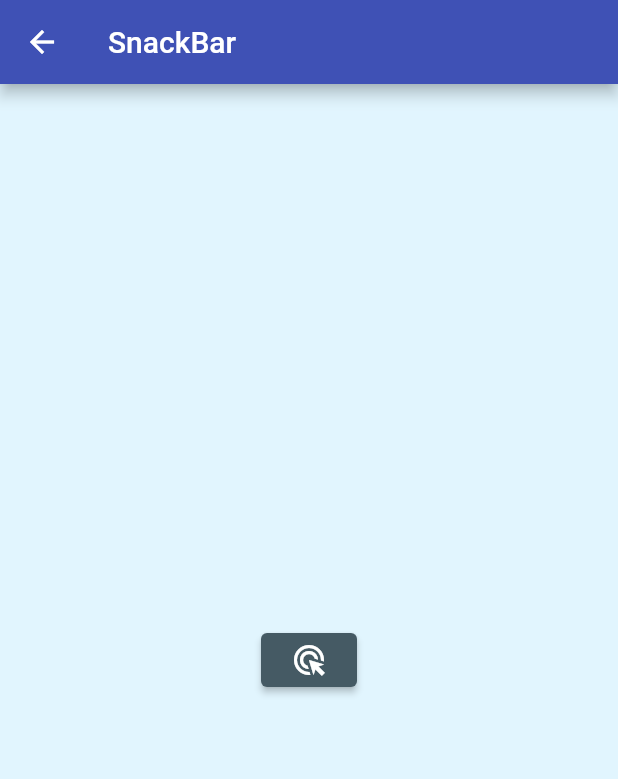
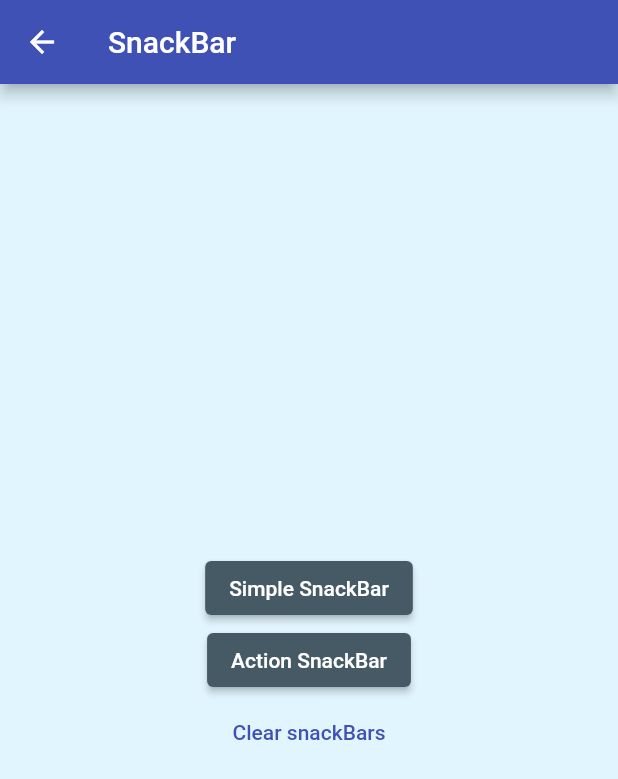
Before and after one commit to manuelzzz/flutter-first-project, a Flutter app: the SnackBarPage screen opened by its route, on a phone screen of 412 x 824 dp. Shown: the top 779 px of the screen. Run offline on Flutter 3.47's test engine with Material 2 defaults, Android fonts, the phone set to English and light mode, and no system bars; our stand-ins replace device_preview.

Commit message:
update in snackBar

```diff
--- a/lib/pages/snack_bar/snack_bar_page.dart
+++ b/lib/pages/snack_bar/snack_bar_page.dart
@@ -10,18 +10,42 @@ class SnackBarPage extends StatelessWidget {
         title: const Text('SnackBar'),
       ),
       body: Center(
-        child: ElevatedButton(
+        child: Column(
+          mainAxisAlignment: MainAxisAlignment.center,
+          children: [
+            ElevatedButton(
               onPressed: () {
-            final snackBar = SnackBar(
-              content: Text('SnackBar funcionando :)'),
+                final simpleSnackBar = SnackBar(
+                  content: Text('Simple SnackBar'),
+                );
+                ScaffoldMessenger.of(context).showSnackBar(simpleSnackBar);
+              },
+              child: Text('Simple SnackBar'),
+            ),
+            ElevatedButton(
+              onPressed: () {
+                final actionSnackBar = SnackBar(
+                  content: Text('SnackBar com action ->'),
+                  backgroundColor: Colors.blueGrey.shade700,
                   action: SnackBarAction(
-                label: 'Desfazer',
+                    label: 'Undo',
                     onPressed: () {},
+                    textColor: Colors.white,
                   ),
                 );
-            ScaffoldMessenger.of(context).showSnackBar(snackBar);
+                ScaffoldMessenger.of(context).showSnackBar(actionSnackBar);
+                ScaffoldMessenger.of(context).removeCurrentSnackBar();
+                ScaffoldMessenger.of(context).showSnackBar(actionSnackBar);
               },
-          child: Icon(Icons.ads_click_sharp),
+              child: Text('Action SnackBar'),
+            ),
+            TextButton(
+              onPressed: () {
+                ScaffoldMessenger.of(context).clearSnackBars();
+              },
+              child: Text('Clear snackBars'),
+            ),
+          ],
         ),
       ),
     );
```
Lines whose indentation alone changed are shown as unchanged.
